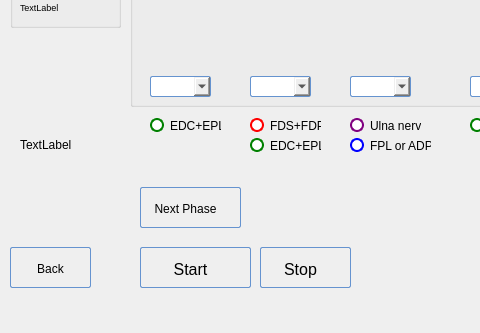
This is POML060_v1/programkeygripv2.ui in viniltc/POML060 as Qt 5 draws it before an edit; both pictures show x 0 to 480 and y 243 to 576 of the 630 by 576 pixel window. The edited form follows.
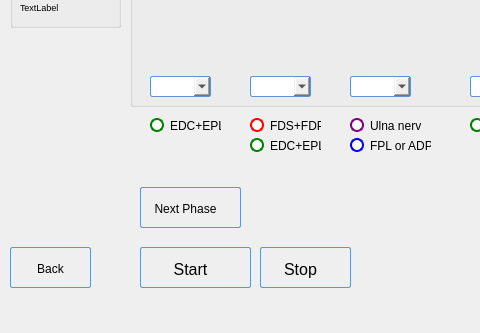
This is the edited form. Icons and pictures are not drawn.

Patch:
```diff
--- a/POML060_v1/programkeygripv2.ui
+++ b/POML060_v1/programkeygripv2.ui
@@ -1214,19 +1214,6 @@
      <string>Current</string>
     </property>
    </widget>
-   <widget class="QLabel" name="label_7">
-    <property name="geometry">
-     <rect>
-      <x>20</x>
-      <y>380</y>
-      <width>171</width>
-      <height>16</height>
-     </rect>
-    </property>
-    <property name="text">
-     <string>TextLabel</string>
-    </property>
-   </widget>
    <widget class="QLabel" name="label_ADP">
     <property name="geometry">
      <rect>
@@ -1331,6 +1318,32 @@
      <string/>
     </property>
    </widget>
+   <widget class="QLabel" name="label_7">
+    <property name="geometry">
+     <rect>
+      <x>20</x>
+      <y>410</y>
+      <width>271</width>
+      <height>16</height>
+     </rect>
+    </property>
+    <property name="text">
+     <string/>
+    </property>
+   </widget>
+   <widget class="QLabel" name="label_8">
+    <property name="geometry">
+     <rect>
+      <x>10</x>
+      <y>440</y>
+      <width>101</width>
+      <height>16</height>
+     </rect>
+    </property>
+    <property name="text">
+     <string/>
+    </property>
+   </widget>
    <zorder>groupBox_2</zorder>
    <zorder>radioButton_four</zorder>
    <zorder>radioButton_one</zorder>
```
Left out of the diff: 3 changed lines with no effect on the pictures.
